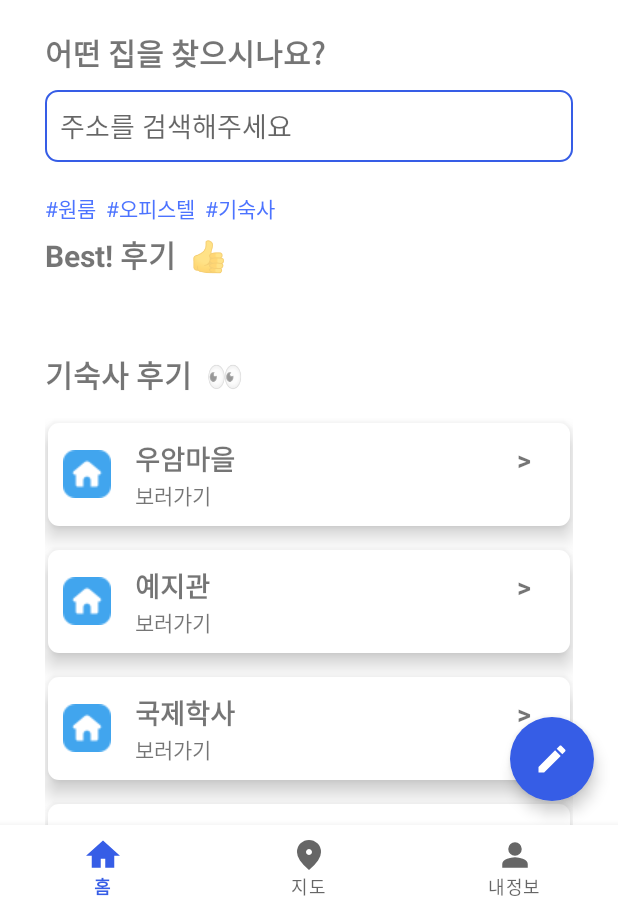
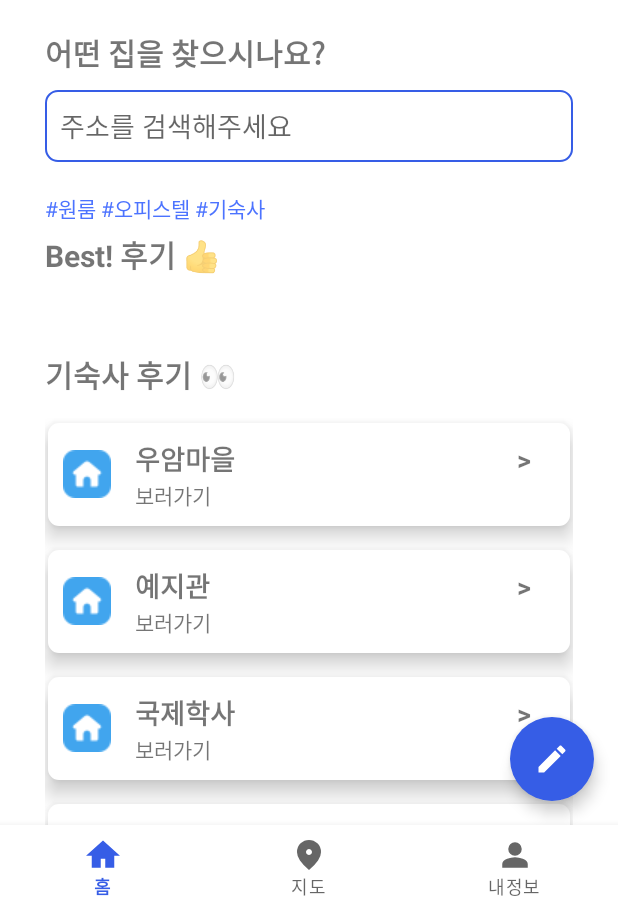
Before and after one commit to Ji4017/moRoom-Android, an Android app: the screen it shows after launch (MainActivity), on a phone screen of 412 x 824 dp, the part 327-1236 px from its top. Run offline under Robolectric (Android 15) with nearby library versions, the phone set to English and light mode, and no system bars; our stand-ins replace Firebase (no records; nobody signed in at launch, a user with empty details on screens opened directly), navigation-ui; plain views replace StickyScrollView.

Commit message:
refactor: string.xml 리소스 업데이트 및 관련 액티비티/레이아웃 수정

```diff
--- a/app/src/main/java/com/moroom/android/WriteActivity.java
+++ b/app/src/main/java/com/moroom/android/WriteActivity.java
@@ -101,14 +101,14 @@ public class WriteActivity extends AppCompatActivity {
                 if (!etAddress.getText().toString().isEmpty()){
                     saveReviewWithLatLng.getLatLngFromAddress(address, WriteActivity.this);
                     saveReviewWithLatLng.saveReviewToDB(address, title, checkedTextList, goodThingMultiLine, badThingMultiLine );
-                    Toast.makeText(WriteActivity.this, "후기작성 완료", Toast.LENGTH_LONG).show();
+                    Toast.makeText(WriteActivity.this, getString(R.string.completed), Toast.LENGTH_LONG).show();
                     Intent intent = new Intent(WriteActivity.this, MainActivity.class);
                     startActivity(intent);
                     finish();
                 }
 
                 else{
-                    Toast.makeText(WriteActivity.this, "주소를 설정해주세요", Toast.LENGTH_LONG).show();
+                    Toast.makeText(WriteActivity.this, getString(R.string.enter_address_2), Toast.LENGTH_LONG).show();
                 }
             }
         });
--- a/app/src/main/res/layout/fragment_home.xml
+++ b/app/src/main/res/layout/fragment_home.xml
@@ -28,10 +28,9 @@
                     android:layout_width="match_parent"
                     android:layout_height="match_parent"
                     android:layout_marginTop="24dp"
+                    android:background="@android:color/transparent"
                     android:contentDescription="mainIamge"
-                    android:src="@drawable/logo"
-                    android:background="@android:color/transparent"/>
-
+                    android:src="@drawable/logo" />
             </RelativeLayout>
 
             <TextView
@@ -41,15 +40,15 @@
                 android:layout_below="@id/imageContainer"
                 android:layout_marginHorizontal="30dp"
                 android:layout_marginTop="20dp"
-                android:text="어떤 집을 찾으시나요?"
+                android:text="@string/what_kind_of_house"
                 android:textSize="20sp"
                 android:textStyle="bold" />
 
             <LinearLayout
                 android:id="@+id/linear_stickyTop"
-                android:layout_below="@+id/et_1"
                 android:layout_width="match_parent"
                 android:layout_height="wrap_content"
+                android:layout_below="@+id/et_1"
                 android:orientation="vertical">
 
                 <EditText
@@ -57,15 +56,15 @@
                     android:layout_width="match_parent"
                     android:layout_height="wrap_content"
                     android:layout_below="@+id/et_1"
+                    android:layout_marginHorizontal="30dp"
                     android:layout_marginTop="10dp"
                     android:layout_marginBottom="10dp"
-                    android:layout_marginHorizontal="30dp"
-                    android:hint="주소를 검색해주세요"
+                    android:background="@drawable/border_et_home"
+                    android:hint="@string/search_address"
                     android:importantForAutofill="no"
                     android:minHeight="48dp"
                     android:padding="10dp"
-                    tools:ignore="TextFields"
-                    android:background="@drawable/border_et_home" />
+                    tools:ignore="TextFields" />
 
             </LinearLayout>
 
@@ -74,30 +73,29 @@
                 android:layout_width="wrap_content"
                 android:layout_height="wrap_content"
                 android:layout_below="@id/linear_stickyTop"
+                android:layout_marginHorizontal="30dp"
                 android:layout_marginTop="10dp"
                 android:layout_marginBottom="5dp"
-                android:layout_marginHorizontal="30dp"
-                android:text="#원룸  #오피스텔  #기숙사"
-                android:textColor="#4C73FF"
-                />
+                android:text="@string/house_type"
+                android:textColor="#4C73FF" />
 
 
             <TextView
                 android:id="@+id/tv_test"
                 android:layout_width="wrap_content"
                 android:layout_height="wrap_content"
-                android:text="Best! 후기  👍"
-                android:textStyle="bold"
+                android:layout_below="@id/tv_tag"
+                android:layout_marginHorizontal="30dp"
+                android:layout_marginBottom="10dp"
+                android:text="@string/best_review"
                 android:textSize="20sp"
-                android:layout_below="@id/tv_tag"
-                android:layout_marginBottom="10dp"
-                android:layout_marginHorizontal="30dp"/>
+                android:textStyle="bold" />
 
             <androidx.recyclerview.widget.RecyclerView
                 android:id="@+id/homeRecyclerView"
-                android:layout_below="@id/tv_test"
                 android:layout_width="match_parent"
                 android:layout_height="match_parent"
+                android:layout_below="@id/tv_test"
                 android:layout_marginHorizontal="30dp"
                 android:nestedScrollingEnabled="false" />
 
@@ -106,42 +104,42 @@
                 android:id="@+id/linear_category"
                 android:layout_width="match_parent"
                 android:layout_height="wrap_content"
-                android:orientation="vertical"
                 android:layout_below="@id/homeRecyclerView"
+                android:layout_marginHorizontal="30dp"
                 android:layout_marginVertical="40dp"
-                android:layout_marginHorizontal="30dp">
+                android:orientation="vertical">
 
                 <TextView
                     android:layout_width="wrap_content"
                     android:layout_height="wrap_content"
                     android:layout_marginBottom="15dp"
+                    android:text="@string/dormitory_review"
                     android:textSize="20sp"
-                    android:text="기숙사 후기  👀"
-                    android:textStyle="bold"/>
+                    android:textStyle="bold" />
 
                 <LinearLayout
                     android:id="@+id/linear_uam"
                     android:layout_width="match_parent"
                     android:layout_height="wrap_content"
                     android:layout_marginBottom="12dp"
-                    android:padding="12dp"
+                    android:background="@drawable/border_recycler_item"
+                    android:clickable="true"
+                    android:elevation="8dp"
+                    android:focusable="true"
                     android:orientation="horizontal"
-                    android:clickable="true"
-                    android:focusable="true"
-                    android:elevation="8dp"
-                    android:background="@drawable/border_recycler_item">
+                    android:padding="12dp">
 
                     <ImageView
                         android:layout_width="wrap_content"
                         android:layout_height="wrap_content"
-                        android:src="@drawable/dormitory"
-                        android:layout_gravity="center_vertical"/>
+                        android:layout_gravity="center_vertical"
+                        android:src="@drawable/dormitory" />
 
                     <LinearLayout
                         android:layout_width="match_parent"
                         android:layout_height="wrap_content"
-                        android:orientation="vertical"
-                        android:layout_marginHorizontal="16dp">
+                        android:layout_marginHorizontal="16dp"
+                        android:orientation="vertical">
 
                         <LinearLayout
                             android:layout_width="match_parent"
@@ -151,23 +149,23 @@
                             <TextView
                                 android:layout_width="wrap_content"
                                 android:layout_height="wrap_content"
-                                android:text="우암마을"
+                                android:text="@string/uam"
                                 android:textSize="18sp"
-                                android:textStyle="bold"/>
+                                android:textStyle="bold" />
 
                             <TextView
                                 android:layout_width="match_parent"
                                 android:layout_height="wrap_content"
+                                android:text="@string/symbol_direction"
                                 android:textAlignment="textEnd"
-                                android:text=">"
                                 android:textSize="18sp"
-                                android:textStyle="bold"/>
+                                android:textStyle="bold" />
                         </LinearLayout>
 
                         <TextView
                             android:layout_width="wrap_content"
                             android:layout_height="wrap_content"
-                            android:text="보러가기" />
+                            android:text="@string/go_to_review" />
                     </LinearLayout>
 
                 </LinearLayout>
@@ -177,24 +175,24 @@
                     android:layout_width="match_parent"
                     android:layout_height="wrap_content"
                     android:layout_marginBottom="12dp"
-                    android:padding="12dp"
+                    android:background="@drawable/border_recycler_item"
+                    android:clickable="true"
+                    android:elevation="8dp"
+                    android:focusable="true"
                     android:orientation="horizontal"
-                    android:clickable="true"
-                    android:focusable="true"
-                    android:elevation="8dp"
-                    android:background="@drawable/border_recycler_item">
+                    android:padding="12dp">
 
                     <ImageView
                         android:layout_width="wrap_content"
                         android:layout_height="wrap_content"
-                        android:src="@drawable/dormitory"
-                        android:layout_gravity="center_vertical"/>
+                        android:layout_gravity="center_vertical"
+                        android:src="@drawable/dormitory" />
 
                     <LinearLayout
                         android:layout_width="match_parent"
                         android:layout_height="wrap_content"
-                        android:orientation="vertical"
-                        android:layout_marginHorizontal="16dp">
+                        android:layout_marginHorizontal="16dp"
+                        android:orientation="vertical">
 
                         <LinearLayout
                             android:layout_width="match_parent"
@@ -204,23 +202,23 @@
                             <TextView
                                 android:layout_width="wrap_content"
                                 android:layout_height="wrap_content"
-                                android:text="예지관"
+                                android:text="@string/yeji"
                                 android:textSize="18sp"
-                                android:textStyle="bold"/>
+                                android:textStyle="bold" />
 
                             <TextView
                                 android:layout_width="match_parent"
                                 android:layout_height="wrap_content"
+                                android:text="@string/symbol_direction"
                                 android:textAlignment="textEnd"
-                                android:text=">"
                                 android:textSize="18sp"
-                                android:textStyle="bold"/>
+                                android:textStyle="bold" />
                         </LinearLayout>
 
                         <TextView
                             android:layout_width="wrap_content"
                             android:layout_height="wrap_content"
-                            android:text="보러가기" />
+                            android:text="@string/go_to_review" />
                     </LinearLayout>
 
                 </LinearLayout>
@@ -230,24 +228,24 @@
                     android:layout_width="match_parent"
                     android:layout_height="wrap_content"
                     android:layout_marginBottom="12dp"
-                    android:padding="12dp"
+                    android:background="@drawable/border_recycler_item"
+                    android:clickable="true"
+                    android:elevation="8dp"
+                    android:focusable="true"
                     android:orientation="horizontal"
-                    android:clickable="true"
-                    android:focusable="true"
-                    android:elevation="8dp"
-                    android:background="@drawable/border_recycler_item">
+                    android:padding="12dp">
 
                     <ImageView
                         android:layout_width="wrap_content"
                         android:layout_height="wrap_content"
-                        android:src="@drawable/dormitory"
-                        android:layout_gravity="center_vertical"/>
+                        android:layout_gravity="center_vertical"
+                        android:src="@drawable/dormitory" />
 
                     <LinearLayout
                         android:layout_width="match_parent"
                         android:layout_height="wrap_content"
-                        android:orientation="vertical"
-                        android:layout_marginHorizontal="16dp">
+                        android:layout_marginHorizontal="16dp"
+                        android:orientation="vertical">
 
                         <LinearLayout
                             android:layout_width="match_parent"
@@ -257,23 +255,23 @@
                             <TextView
                                 android:layout_width="wrap_content"
                                 android:layout_height="wrap_content"
-                                android:text="국제학사"
+                                android:text="@string/gukje"
                                 android:textSize="18sp"
-                                android:textStyle="bold"/>
+                                android:textStyle="bold" />
 
                             <TextView
                                 android:layout_width="match_parent"
                                 android:layout_height="wrap_content"
+                                android:text="@string/symbol_direction"
                                 android:textAlignment="textEnd"
-                                android:text=">"
                                 android:textSize="18sp"
-                                android:textStyle="bold"/>
+                                android:textStyle="bold" />
                         </LinearLayout>
 
                         <TextView
                             android:layout_width="wrap_content"
                             android:layout_height="wrap_content"
-                            android:text="보러가기" />
+                            android:text="@string/go_to_review" />
                     </LinearLayout>
 
                 </LinearLayout>
@@ -283,24 +281,24 @@
                     android:layout_width="match_parent"
                     android:layout_height="wrap_content"
                     android:layout_marginBottom="20dp"
-                    android:padding="12dp"
+                    android:background="@drawable/border_recycler_item"
+                    android:clickable="true"
+                    android:elevation="8dp"
+                    android:focusable="true"
                     android:orientation="horizontal"
-                    android:clickable="true"
-                    android:focusable="true"
-                    android:elevation="8dp"
-                    android:background="@drawable/border_recycler_item">
+                    android:padding="12dp">
 
                     <ImageView
                         android:layout_width="wrap_content"
                         android:layout_height="wrap_content"
-                        android:src="@drawable/dormitory"
-                        android:layout_gravity="center_vertical"/>
+                        android:layout_gravity="center_vertical"
+                        android:src="@drawable/dormitory" />
 
                     <LinearLayout
                         android:layout_width="match_parent"
                         android:layout_height="wrap_content"
-                        android:orientation="vertical"
-                        android:layout_marginHorizontal="16dp">
+                        android:layout_marginHorizontal="16dp"
+                        android:orientation="vertical">
 
                         <LinearLayout
                             android:layout_width="match_parent"
@@ -310,27 +308,26 @@
                             <TextView
                                 android:layout_width="wrap_content"
                                 android:layout_height="wrap_content"
-                                android:text="진원관"
+                                android:text="@string/jinwon"
                                 android:textSize="18sp"
-                                android:textStyle="bold"/>
+                                android:textStyle="bold" />
 
                             <TextView
                                 android:layout_width="match_parent"
                                 android:layout_height="wrap_content"
+                                android:text="@string/symbol_direction"
                                 android:textAlignment="textEnd"
-                                android:text=">"
                                 android:textSize="18sp"
-                                android:textStyle="bold"/>
+                                android:textStyle="bold" />
                         </LinearLayout>
 
                         <TextView
                             android:layout_width="wrap_content"
                             android:layout_height="wrap_content"
-                            android:text="보러가기" />
+                            android:text="@string/go_to_review" />
                     </LinearLayout>
 
                 </LinearLayout>
-
 
 
             </LinearLayout>
```
Also changed, not shown: app/src/main/java/com/moroom/android/navui/profile/ProfileFragment.java (+10 -11 lines), app/src/main/res/layout/activity_login.xml (+19 -20 lines), app/src/main/res/layout/activity_result.xml (+18 -15 lines), app/src/main/res/layout/activity_sign_up.xml (+14 -14 lines), app/src/main/res/layout/activity_write.xml (+18 -18 lines), app/src/main/res/layout/fragment_dashboard.xml (+14 -14 lines), app/src/main/res/layout/fragment_profile.xml (+7 -7 lines), app/src/main/res/values/strings.xml (+57 -23 lines).
